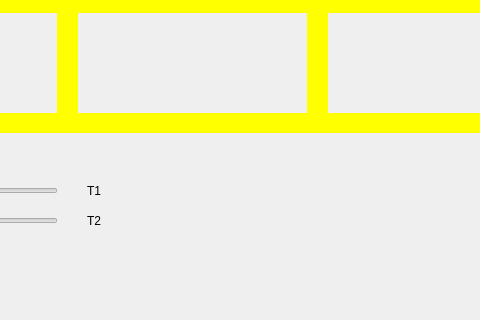
Qt form mainwindow.ui (rodrigofnobrega/projeto_trem_so) before a commit; both pictures show x 193 to 673 and y 174 to 494 of the 805 by 494 pixel window.
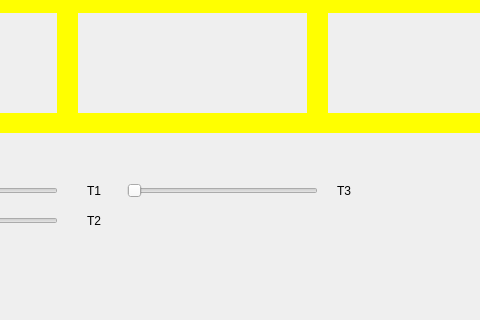
The same form after that commit.

Commit message: feat: Adicionar slider trem 3

What changed in the file:
```diff
--- a/mainwindow.ui
+++ b/mainwindow.ui
@@ -370,6 +370,32 @@
      <string>T3</string>
     </property>
    </widget>
+   <widget class="QSlider" name="slider_trem_3">
+    <property name="geometry">
+     <rect>
+      <x>320</x>
+      <y>340</y>
+      <width>191</width>
+      <height>16</height>
+     </rect>
+    </property>
+    <property name="orientation">
+     <enum>Qt::Horizontal</enum>
+    </property>
+   </widget>
+   <widget class="QLabel" name="label_slider_trem3">
+    <property name="geometry">
+     <rect>
+      <x>530</x>
+      <y>340</y>
+      <width>16</width>
+      <height>16</height>
+     </rect>
+    </property>
+    <property name="text">
+     <string>T3</string>
+    </property>
+   </widget>
    <zorder>label_trilho1</zorder>
    <zorder>label_trilho2</zorder>
    <zorder>label_trilho3</zorder>
```
Left out of the diff: 2 changed lines with no effect on the pictures. The commit also changes 7 other files.
